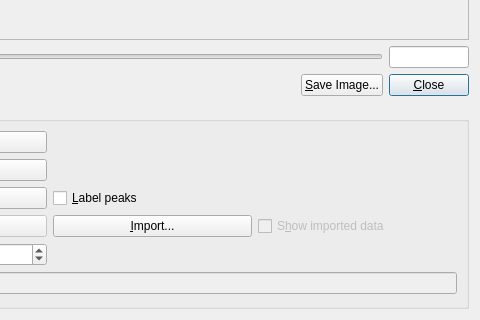
The window that libavogadro/src/extensions/vibrationplot.ui (cryos/avogadro) describes before a commit, drawn with Qt 5; both pictures show x 286 to 766 and y 228 to 548 of the 766 by 548 pixel window.
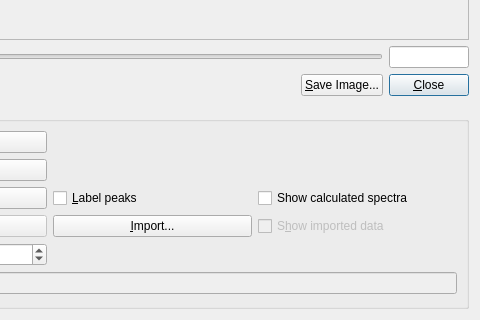
The same window after the commit. Custom widgets are drawn as their Qt base class.

Commit message: Added option to toggle off the calculated spectra, just for completeness sake.

```diff
--- a/libavogadro/src/extensions/vibrationplot.ui
+++ b/libavogadro/src/extensions/vibrationplot.ui
@@ -272,6 +272,13 @@
         </property>
        </widget>
       </item>
+      <item row="3" column="3" >
+       <widget class="QCheckBox" name="cb_calculate" >
+        <property name="text" >
+         <string>Show calculated spectra</string>
+        </property>
+       </widget>
+      </item>
      </layout>
     </widget>
    </item>
```
The commit also changes 2 other files.
